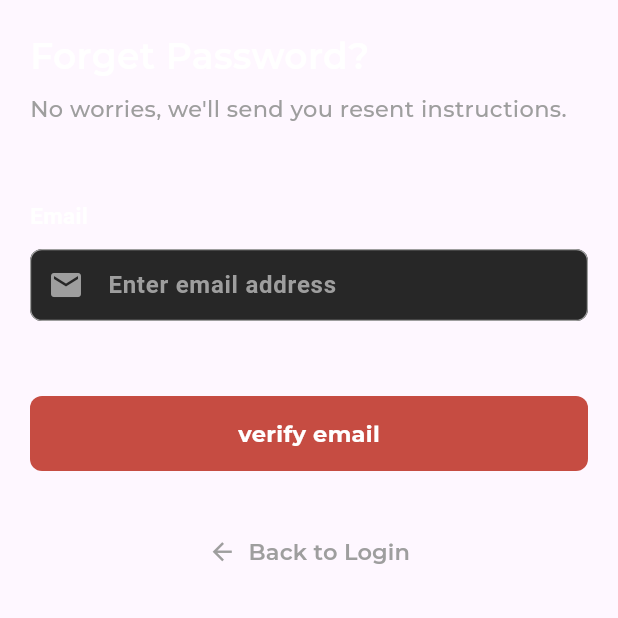
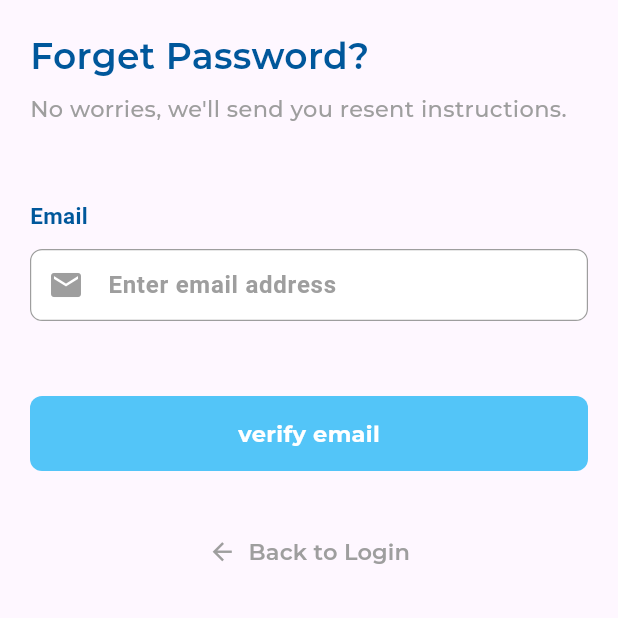
Before and after one commit to Imran200216/ar_app, a Flutter app: the screen it shows after launch, after a tap on "Forget Password?", on a phone screen of 412 x 824 dp, the top half of it. Run offline on Flutter 3.47's test engine with Material 3 defaults, Android fonts, the phone set to English and light mode, and no system bars; our stand-ins replace flutter_svg, google_fonts, loading_animation_widget; missing offline and left inert: double_tap_to_exit, neopop.

Commit message:
login and register completed.

```diff
--- a/lib/constants/colors.dart
+++ b/lib/constants/colors.dart
@@ -7,18 +7,18 @@ class AppColors {
   static const Color safeAreaColor = Color(0xFF141415);
 
   /// app main colors
-  static const Color primaryColor = Color(0xFFC64C42);
+  static const Color primaryColor = Color(0xFF53C5F8);
   static const Color secondaryColor = Colors.white;
   static const Color transparentColor = Colors.transparent;
 
   /// app text colors
-  static const Color textTitleColor = Colors.white;
+  static const Color textTitleColor = Color(0xFF00579B);
   static const Color textSubTitleColor = Colors.grey;
   static const Color prefixIconColor = Colors.grey;
   static const Color suffixIconColor = Colors.grey;
 
   /// text field colors
-  static const Color textFieldBgColor = Color(0xFF272727);
+  static const Color textFieldBgColor = Colors.white;
   static const Color textFieldBorderColor = Colors.grey;
   static const Color textFieldHintTextColor = Colors.grey;
 
@@ -26,7 +26,7 @@ class AppColors {
   static const Color snackBarBgColor = Color(0xFF272727);
 
   /// bottom nac bar colors
-  static const Color bottomNavBarItemIconSelectedColor = Color(0xFFC64C42);
+  static const Color bottomNavBarItemIconSelectedColor =  Color(0xFF53C5F8);
   static const Color bottomNavBarItemIconUnSelectedColor = Colors.grey;
   static const Color bottomNavBarBgColor = Color(0xFF1C1E24);
 
--- a/lib/screens/auth_screens/login_screen.dart
+++ b/lib/screens/auth_screens/login_screen.dart
@@ -1,10 +1,8 @@
-
 import 'package:ar_app/constants/colors.dart';
 import 'package:ar_app/screens/auth_screens/forget_password_screen.dart';
 import 'package:ar_app/screens/auth_screens/register_screen.dart';
 import 'package:ar_app/widgets/btns/custom_auth_title_sub_title.dart';
-import 'package:ar_app/widgets/btns/custom_filled_btn.dart';
-import 'package:ar_app/widgets/btns/custom_outlined_btn.dart';
+import 'package:ar_app/widgets/btns/custom_neo_pop_btn.dart';
 import 'package:ar_app/widgets/custom_auth_footer.dart';
 import 'package:ar_app/widgets/text_fields/custom_password_text_field.dart';
 import 'package:ar_app/widgets/text_fields/custom_text_field.dart';
@@ -82,34 +80,8 @@ class LoginScreen extends StatelessWidget {
                 height: 40,
               ),
 
-              /// login in btn
-              CustomFilledBtn(
-                onTap: () {},
-                btnTitle: "Log In",
-              ),
-
-              const SizedBox(
-                height: 40,
-              ),
-
-              /// login in with google btn
-              CustomOutlinedBtn(
-                iconName: "google-icon",
-                onTap: () {},
-                btnTitle: "Login In with Google",
-              ),
-
-              const SizedBox(
-                height: 20,
-              ),
-
-              /// login in with apple
-              CustomOutlinedBtn(
-                iconName: "apple-icon",
-                onTap: () {},
-                btnTitle: "Login In with Apple",
-                iconColor: AppColors.appleIconColor,
-              ),
+              /// login btn
+              CustomNeoPopBtn(onTap: () {}, btnTitle: "Login"),
 
               const Spacer(
                 flex: 1,
--- /dev/null
+++ b/lib/widgets/btns/custom_neo_pop_btn.dart
@@ -0,0 +1,44 @@
+import 'package:flutter/material.dart';
+import 'package:google_fonts/google_fonts.dart';
+import 'package:neopop/widgets/buttons/neopop_tilted_button/neopop_tilted_button.dart';
+
+class CustomNeoPopBtn extends StatelessWidget {
+  final  VoidCallback onTap;
+  final String btnTitle;
+  const CustomNeoPopBtn({super.key, required this.onTap, required this.btnTitle});
+
+  @override
+  Widget build(BuildContext context) {
+    return   SizedBox(
+      width: double.infinity, // Set the width to fill the container
+      child: NeoPopTiltedButton(
+        isFloating: true,
+        onTapUp: onTap,
+
+        decoration: const NeoPopTiltedButtonDecoration(
+          color: Color(0xFF2BB4F6),
+          plunkColor: Color(0xFF00579B),
+
+          shadowColor: Colors.grey,
+          showShimmer: true,
+        ),
+        child: Padding(
+          padding: const EdgeInsets.symmetric(
+            horizontal: 16.0, // Adjust horizontal padding if needed
+            vertical: 8,
+          ),
+          child: Center(
+            child: Text(
+             btnTitle,
+              style: GoogleFonts.pressStart2p(
+                fontWeight: FontWeight.w600,
+                color: Colors.white,
+                fontSize: 14,
+              ),
+            ),
+          ),
+        ),
+      ),
+    );
+  }
+}
--- a/lib/widgets/custom_auth_footer.dart
+++ b/lib/widgets/custom_auth_footer.dart
@@ -34,7 +34,7 @@ class CustomAuthFooter extends StatelessWidget {
             txtBtnTitle,
             style: GoogleFonts.montserrat(
               fontWeight: FontWeight.w700,
-              color: AppColors.secondaryColor,
+              color: AppColors.primaryColor,
               fontSize: 16,
             ),
           ),
--- a/lib/widgets/text_fields/custom_password_text_field.dart
+++ b/lib/widgets/text_fields/custom_password_text_field.dart
@@ -31,7 +31,7 @@ class _CustomPasswordTextFieldState extends State<CustomPasswordTextField> {
           style: TextStyle(
             fontSize: 15,
             fontWeight: FontWeight.w600,
-            color: AppColors.secondaryColor,
+            color: AppColors.textTitleColor,
           ),
         ),
         const SizedBox(
--- a/lib/widgets/text_fields/custom_text_field.dart
+++ b/lib/widgets/text_fields/custom_text_field.dart
@@ -27,7 +27,7 @@ class CustomTextField extends StatelessWidget {
           style: TextStyle(
             fontSize: 15,
             fontWeight: FontWeight.w600,
-            color: AppColors.secondaryColor,
+            color: AppColors.textTitleColor,
           ),
         ),
         const SizedBox(
```
Also changed, not shown: lib/screens/auth_screens/register_screen.dart (+4 -35 lines), pubspec.yaml (+8 -1 lines), assets/icons/apple-icon.svg (added), assets/icons/bottom-nav-icons/favorite-icon.svg (added), assets/icons/bottom-nav-icons/home-icon.svg (added), assets/icons/bottom-nav-icons/profile-icon.svg (added), assets/icons/google-icon.svg (added), assets/images/play_btn.png (added), pubspec.lock, 2 other files.
